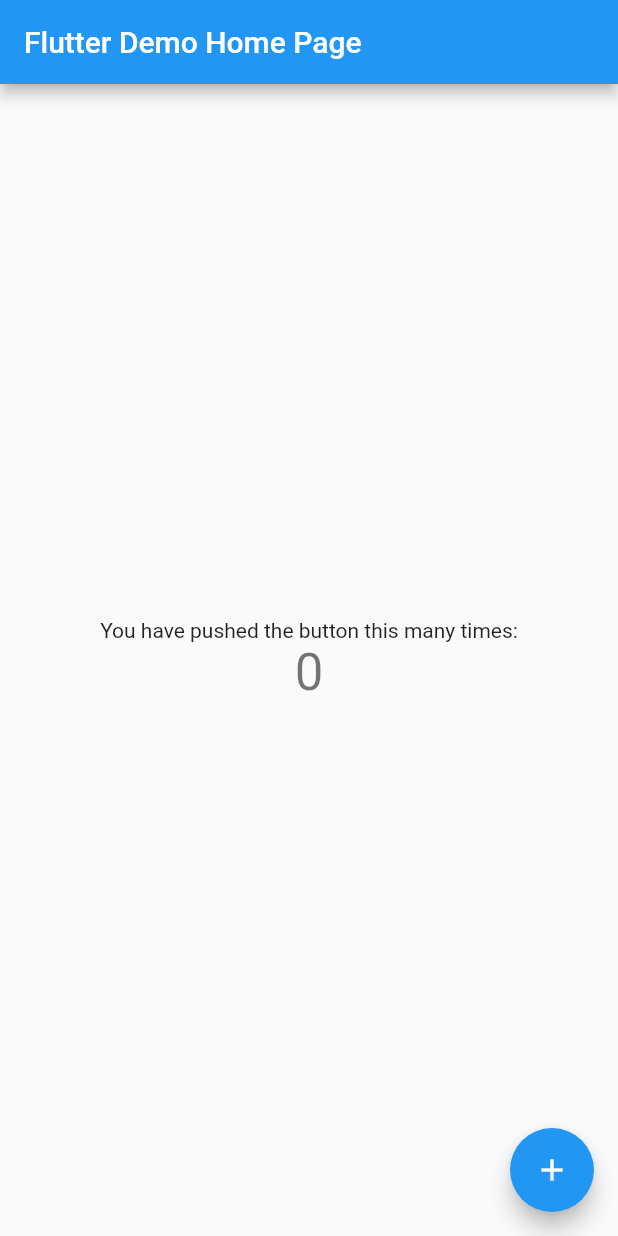
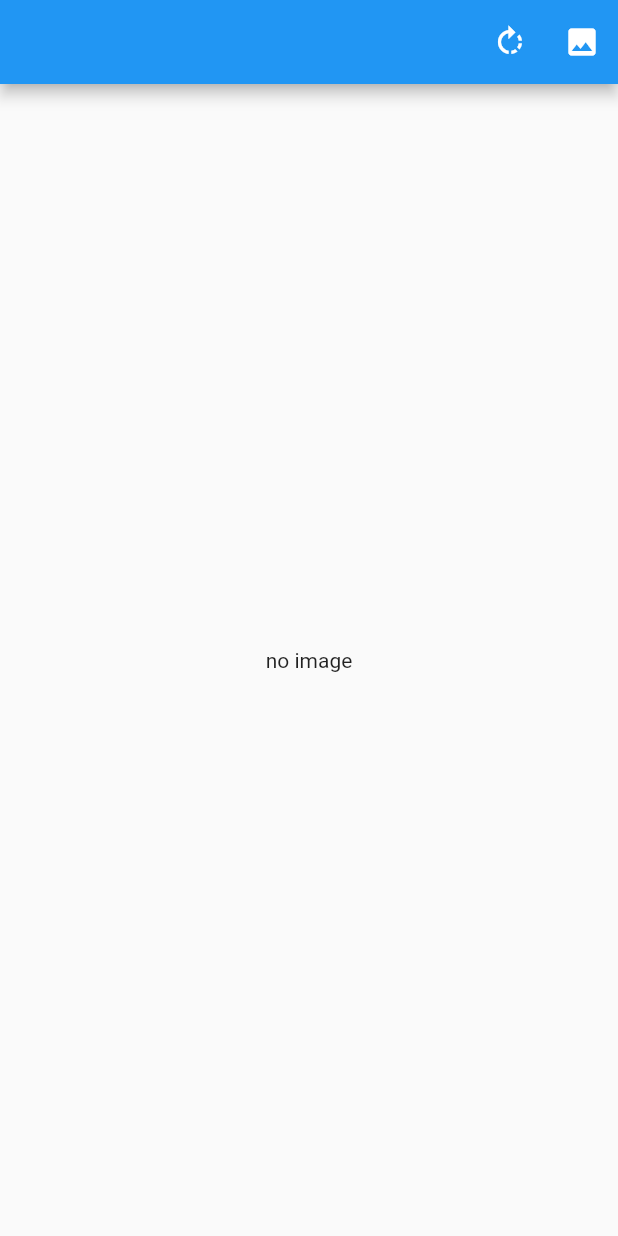
Before and after one commit to Inosuke0718/OpenCV_Flutter_Integration, a Flutter app: the screen it shows after launch, on a phone screen of 412 x 824 dp. Run offline on Flutter 3.47's test engine with Material 2 defaults, Android fonts, the phone set to English and light mode, and no system bars; our stand-ins replace file_picker; missing offline and left inert: dart:ffi; statements that could not run were skipped.

Commit message:
プラットフォーム共通Flutter部実装

```diff
--- a/lib/main.dart
+++ b/lib/main.dart
@@ -1,115 +1,135 @@
 import 'package:flutter/material.dart';
+import 'dart:io';
+import 'dart:typed_data';
+import 'dart:ffi';
+import 'package:ffi/ffi.dart';
+import 'package:file_picker/file_picker.dart'; // 追加プラグインの指定
+import 'package:path_provider/path_provider.dart'; // 追加プラグインの指定
 
+/*
+main関数: アプリケーションのエントリーポイントで、MyHomePageをルートウィジェットとして設定しています。
+*/
 void main() {
-  runApp(const MyApp());
+  runApp(const MaterialApp(
+    home: MyHomePage(),
+  ));
 }
 
-class MyApp extends StatelessWidget {
-  const MyApp({super.key});
-
-  // This widget is the root of your application.
-  @override
-  Widget build(BuildContext context) {
-    return MaterialApp(
-      title: 'Flutter Demo',
-      theme: ThemeData(
-        // This is the theme of your application.
-        //
-        // Try running your application with "flutter run". You'll see the
-        // application has a blue toolbar. Then, without quitting the app, try
-        // changing the primarySwatch below to Colors.green and then invoke
-        // "hot reload" (press "r" in the console where you ran "flutter run",
-        // or simply save your changes to "hot reload" in a Flutter IDE).
-        // Notice that the counter didn't reset back to zero; the application
-        // is not restarted.
-        primarySwatch: Colors.blue,
-      ),
-      home: const MyHomePage(title: 'Flutter Demo Home Page'),
-    );
-  }
-}
-
+/*
+MyHomePageクラス: StatefulWidgetを継承し、アプリの状態を管理します。createStateメソッドで状態オ
+ブジェクトを⽣成します。
+*/
 class MyHomePage extends StatefulWidget {
-  const MyHomePage({super.key, required this.title});
-
-  // This widget is the home page of your application. It is stateful, meaning
-  // that it has a State object (defined below) that contains fields that affect
-  // how it looks.
-
-  // This class is the configuration for the state. It holds the values (in this
-  // case the title) provided by the parent (in this case the App widget) and
-  // used by the build method of the State. Fields in a Widget subclass are
-  // always marked "final".
-
-  final String title;
-
+  const MyHomePage({super.key});
   @override
   State<MyHomePage> createState() => _MyHomePageState();
 }
 
+/*
+_MyHomePageStateクラス: アプリの状態を管理するStateクラスです。いくつかの変数が定義されており、画像
+ファイルのパスや画像ウィジェット、ライブラリ関数などを保持しています。
+*/
 class _MyHomePageState extends State<MyHomePage> {
-  int _counter = 0;
-
-  void _incrementCounter() {
-    setState(() {
-      // This call to setState tells the Flutter framework that something has
-      // changed in this State, which causes it to rerun the build method below
-      // so that the display can reflect the updated values. If we changed
-      // _counter without calling setState(), then the build method would not be
-      // called again, and so nothing would appear to happen.
-      _counter++;
-    });
+  String imagefile = ""; // AppBarタイトル
+  Image? img; // 画像表⽰Widget
+  late String _outpath;
+  late DynamicLibrary dylib;
+  late Function rotimage;
+/*
+initStateメソッド: Stateオブジェクトの初期化時に呼ばれるメソッドで、プラットフォームがAndroidか
+Windowsかによってオープンする共有ライブラリのファイル名を切り分けています。共有ライブラリをオープンして⽣成された
+dylibオブジェクトから、RotImgという関数をロードしています。
+*/
+  @override
+  void initState() {
+    super.initState();
+    if (Platform.isAndroid) {
+      dylib = DynamicLibrary.open("libOpenCV_ffi.so");
+    } else
+      20;
+    if (Platform.isWindows) {
+      dylib = DynamicLibrary.open("OpenCVProc.dll");
+    } else if (Platform.isLinux) {
+      dylib = DynamicLibrary.open("/home/pie/libOpenCV_ffi.so");
+    }
+    rotimage = dylib.lookupFunction<
+        Void Function(Pointer<Utf8>, Pointer<Utf8>, Int32),
+        void Function(Pointer<Utf8>, Pointer<Utf8>, int)>("RotImg");
   }
 
+/*
+didChangeDependenciesメソッド: ウィジェットの依存関係が変更されたときに呼ばれるメソッドで、⼀時ディレク
+トリのパスを取得し、出⼒ファイルのパスを設定しています。
+*/
+  @override
+  void didChangeDependencies() async {
+    super.didChangeDependencies();
+    final directory = await getTemporaryDirectory();
+    _outpath = "${directory.path}/output.jpg";
+  }
+
+/*
+_loadImageメソッド: 非同期でファイル選択ダイアログを開き、画像ファイルを選択して読み込むメソッドです。選択
+した画像ファイルのパスをimagefileにセットし、画像ウィジェットにセットしています。
+*/
+  void _loadImage() async {
+    var res = await FilePicker.platform.pickFiles(); // ファイル選択ダイアログ
+    if (res != null) {
+      setState(() {
+        // 状態変化を通知するメソッド
+        imagefile = res.files[0].path ?? ""; // AppBarタイトルにファイル名セット
+        img = Image.file(File(imagefile)); // Image Widgetに画像セット
+      });
+    }
+  }
+
+/*
+_rotateImageメソッド: 非同期で画像を回転させるメソッドです。rotimage関数を使って画像ファイルを回転さ
+せ、出⼒ファイルに保存します。その後、出⼒ファイルを読み込んで画像ウィジェットにセットしています。
+*/
+  void _rotateImage() async {
+    final outpathPointer = _outpath.toNativeUtf8();
+    final inpathPointer = imagefile.toNativeUtf8();
+    rotimage(inpathPointer, outpathPointer, 0);
+    Uint8List imageData = File(_outpath).readAsBytesSync();
+    img = Image.memory(imageData);
+    imagefile = _outpath;
+
+    setState(() {});
+  }
+
+/*
+21
+buildメソッド: ウィジェットの階層構造を定義するメソッドで、アプリケーションのUIを構築しています。AppBarには
+画像ファイル名が表⽰され、回転ボタンと画像選択ボタンが配置されています。また、画像は中央に表⽰され、画像が
+選択されていない場合は「no image」というテキストが表⽰されます。
+*/
   @override
   Widget build(BuildContext context) {
-    // This method is rerun every time setState is called, for instance as done
-    // by the _incrementCounter method above.
-    //
-    // The Flutter framework has been optimized to make rerunning build methods
-    // fast, so that you can just rebuild anything that needs updating rather
-    // than having to individually change instances of widgets.
+    //Scaffold: 基本的なマテリアルデザインのビジュアルレイアウト構造を提供します。
     return Scaffold(
+      //AppBar: アプリケーションの上部に表⽰されるバーで、画像ファイル名が表⽰されます。
+      //また、回転ボタンと画像選択ボタンが配置されています。これらのボタンは、
+      //それぞれ_rotateImageメソッドと_loadImageメソッドを呼び出すために使⽤されます。
       appBar: AppBar(
-        // Here we take the value from the MyHomePage object that was created by
-        // the App.build method, and use it to set our appbar title.
-        title: Text(widget.title),
+        backgroundColor: Colors.blue,
+        title: Text(imagefile),
+        actions: [
+          // ここに並べたボタンWidgetがAppBarに並ぶ
+          IconButton(
+              onPressed: _rotateImage, icon: const Icon(Icons.rotate_right)),
+          IconButton(onPressed: _loadImage, icon: const Icon(Icons.image))
+        ],
       ),
+      //body: アプリケーションの主要なコンテンツ領域で、画像ウィジェット（img）が配置されています。
+      //imgは、画像ファイルが選択されている場合に画像を表⽰し、選択されていない場合には「no image」
+      //というテキストが表⽰されます。
       body: Center(
-        // Center is a layout widget. It takes a single child and positions it
-        // in the middle of the parent.
-        child: Column(
-          // Column is also a layout widget. It takes a list of children and
-          // arranges them vertically. By default, it sizes itself to fit its
-          // children horizontally, and tries to be as tall as its parent.
-          //
-          // Invoke "debug painting" (press "p" in the console, choose the
-          // "Toggle Debug Paint" action from the Flutter Inspector in Android
-          // Studio, or the "Toggle Debug Paint" command in Visual Studio Code)
-          // to see the wireframe for each widget.
-          //
-          // Column has various properties to control how it sizes itself and
-          // how it positions its children. Here we use mainAxisAlignment to
-          // center the children vertically; the main axis here is the vertical
-          // axis because Columns are vertical (the cross axis would be
-          // horizontal).
-          mainAxisAlignment: MainAxisAlignment.center,
-          children: <Widget>[
+        child: img ??
             const Text(
-              'You have pushed the button this many times:',
+              'no image',
             ),
-            Text(
-              '$_counter',
-              style: Theme.of(context).textTheme.headlineMedium,
-            ),
-          ],
-        ),
       ),
-      floatingActionButton: FloatingActionButton(
-        onPressed: _incrementCounter,
-        tooltip: 'Increment',
-        child: const Icon(Icons.add),
-      ), // This trailing comma makes auto-formatting nicer for build methods.
     );
   }
 }
```
Also changed, not shown: 1 other file.
